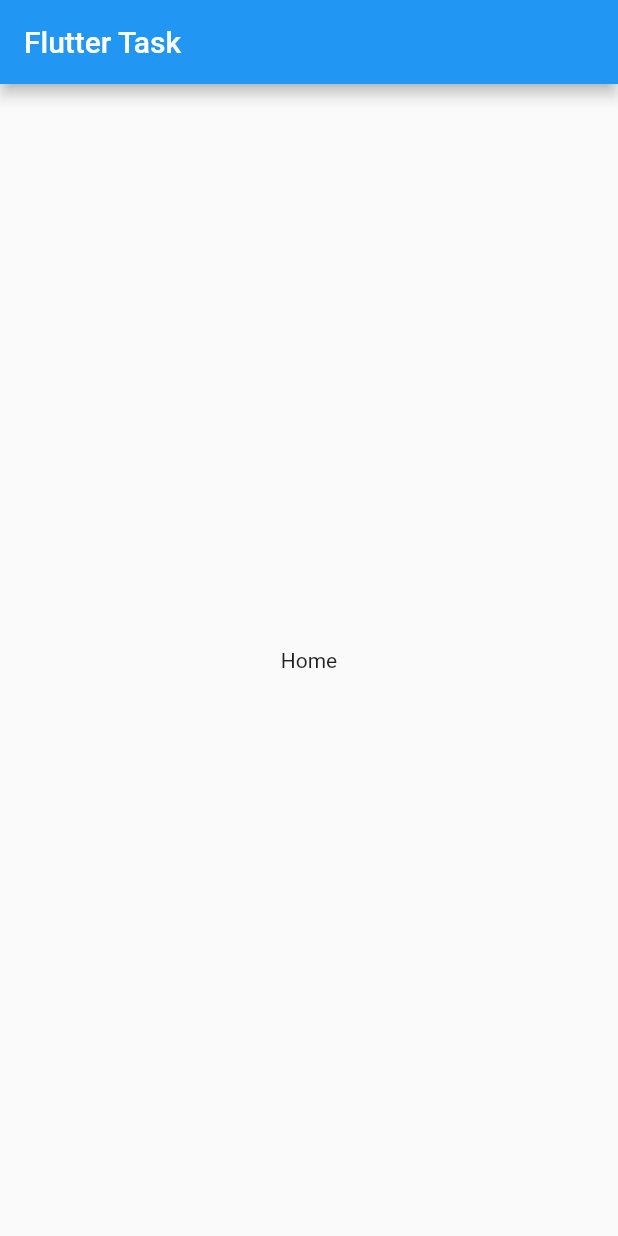
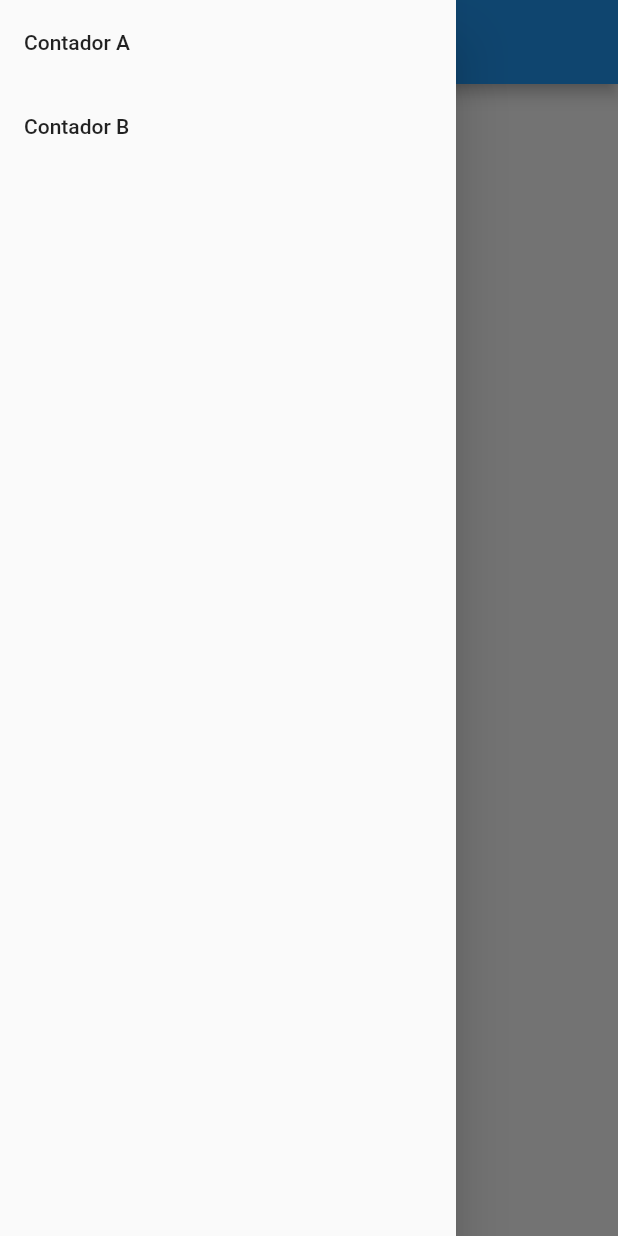
Before and after one commit to a-marimon/flutter_tasks, a Flutter app: the screen it shows after launch, with the side drawer open (before the commit the screen has no drawer), on a phone screen of 412 x 824 dp. Run offline on Flutter 3.47's test engine with Material 2 defaults, Android fonts, the phone set to English and light mode, and no system bars; our stand-ins replace device_info_plus, get_it, go_router, injectable, shared_preferences; statements that could not run were skipped.

Commit message:
Implementando el Drawer

```diff
--- a/lib/src/app.dart
+++ b/lib/src/app.dart
@@ -7,7 +7,8 @@ class MyApp extends StatelessWidget {
   @override
   Widget build(BuildContext context) {
     return MaterialApp.router(
-      title: 'Flutter Demo',
+      title: 'Contador',
+      debugShowCheckedModeBanner: false,
       theme: ThemeData(
         primarySwatch: Colors.blue,
       ),
--- /dev/null
+++ b/lib/src/core/router/drawer.dart
@@ -0,0 +1,35 @@
+import 'package:flutter/material.dart';
+import 'package:go_router/go_router.dart';
+import 'package:my_tasks/src/core/router/app_router.dart';
+
+class AppDrawer extends StatelessWidget {
+  const AppDrawer({super.key});
+
+  @override
+  Widget build(BuildContext context) {
+    return Drawer(
+      child: SafeArea(
+        child: SingleChildScrollView(
+          child: Column(
+            children: [
+              ListTile(
+                title: const Text('Contador A'),
+                onTap: () {
+                  context.goNamed(AppRouter.counterA.name);
+                  context.pop();
+                },
+              ),
+              ListTile(
+                title: const Text('Contador B'),
+                onTap: () {
+                  context.goNamed(AppRouter.counterB.name);
+                  context.pop();
+                },
+              ),
+            ],
+          ),
+        ),
+      ),
+    );
+  }
+}
--- a/lib/src/presentation/pages/home_page.dart
+++ b/lib/src/presentation/pages/home_page.dart
@@ -1,4 +1,5 @@
 import 'package:flutter/material.dart';
+import 'package:my_tasks/src/core/router/drawer.dart';
 
 class HomePage extends StatelessWidget {
   const HomePage({super.key});
@@ -6,9 +7,8 @@ class HomePage extends StatelessWidget {
   @override
   Widget build(BuildContext context) {
     return Scaffold(
-      appBar: AppBar(
-        title: const Text('Flutter Task'),
-      ),
+      drawer: const AppDrawer(),
+      appBar: AppBar(),
       body: const Center(
         child: Text('Home'),
       ),
```
